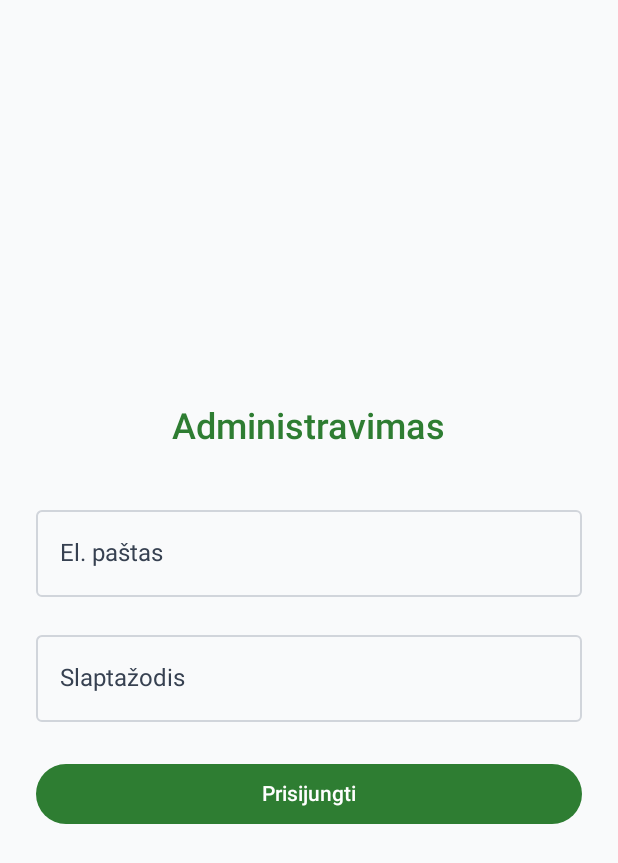
After one commit to TotallyMew/skautaifrontend, an Android app built with Jetpack Compose: the SuperAdminLoginScreen screen opened through its navigation route, on a phone screen of 412 x 824 dp. The commit adds this screen. Shown: the top 863 px of the screen. Run offline under Robolectric (Android 15) with nearby library versions, the light colour scheme and no system bars; our stand-ins replace Dagger/Hilt's generated code.

Commit message:
Superadmin login, dashboard approve/reject

```diff
--- a/app/build.gradle.kts
+++ b/app/build.gradle.kts
@@ -64,6 +64,7 @@ dependencies {
     implementation(libs.lifecycle.viewmodel.compose)
     implementation(libs.datastore.preferences)
     implementation("androidx.compose.material:material-icons-extended")
+    implementation("androidx.lifecycle:lifecycle-runtime-compose:2.10.0")
     // Hilt
     implementation(libs.hilt.android)
     ksp(libs.hilt.compiler)
--- a/app/src/main/AndroidManifest.xml
+++ b/app/src/main/AndroidManifest.xml
@@ -24,6 +24,12 @@
 
                 <category android:name="android.intent.category.LAUNCHER" />
             </intent-filter>
+            <intent-filter>
+                <action android:name="android.intent.action.VIEW" />
+                <category android:name="android.intent.category.DEFAULT" />
+                <category android:name="android.intent.category.BROWSABLE" />
+                <data android:scheme="skautai" android:host="superadmin" />
+            </intent-filter>
         </activity>
     </application>
     <uses-permission android:name="android.permission.INTERNET" />
--- a/app/src/main/java/lt/skautai/android/MainActivity.kt
+++ b/app/src/main/java/lt/skautai/android/MainActivity.kt
@@ -24,20 +24,30 @@ class MainActivity : ComponentActivity() {
     override fun onCreate(savedInstanceState: Bundle?) {
         super.onCreate(savedInstanceState)
         enableEdgeToEdge()
+
+        val isSuperAdminDeepLink = intent?.data?.scheme == "skautai" &&
+                intent?.data?.host == "superadmin"
+
         setContent {
             SkautuInventoriusTheme {
                 val navController = rememberNavController()
                 val token by tokenManager.token.collectAsState(initial = null)
 
                 LaunchedEffect(token) {
-                    if (token != null) {
+                    if (!isSuperAdminDeepLink && token != null) {
                         navController.navigate(NavRoutes.InventoryList.route) {
                             popUpTo(NavRoutes.Login.route) { inclusive = true }
                         }
                     }
                 }
 
-                AppNavGraph(navController = navController)
+                AppNavGraph(
+                    navController = navController,
+                    startDestination = if (isSuperAdminDeepLink)
+                        NavRoutes.SuperAdminLogin.route
+                    else
+                        NavRoutes.Login.route
+                )
             }
         }
     }
--- a/app/src/main/java/lt/skautai/android/data/remote/AuthApiService.kt
+++ b/app/src/main/java/lt/skautai/android/data/remote/AuthApiService.kt
@@ -2,7 +2,10 @@ package lt.skautai.android.data.remote
 
 import retrofit2.Response
 import retrofit2.http.Body
+import retrofit2.http.GET
+import retrofit2.http.Header
 import retrofit2.http.POST
+import retrofit2.http.Path
 
 interface AuthApiService {
 
@@ -14,4 +17,26 @@ interface AuthApiService {
 
     @POST("api/auth/register/invite")
     suspend fun registerWithInvite(@Body request: RegisterWithInviteRequestDto): Response<TokenResponseDto>
+
+    @POST("api/super-admin/login")
+    suspend fun loginSuperAdmin(@Body request: LoginRequestDto): Response<TokenResponseDto>
+
+    @GET("api/super-admin/tuntai")
+    suspend fun getTuntai(
+        @Header("Authorization") token: String
+    ): Response<List<TuntasDto>>
+
+    @POST("api/super-admin/tuntai/{id}/approve")
+    suspend fun approveTuntas(
+        @Header("Authorization") token: String,
+        @Path("id") id: String
+    ): Response<MessageResponseDto>
+
+    @POST("api/super-admin/tuntai/{id}/reject")
+    suspend fun rejectTuntas(
+        @Header("Authorization") token: String,
+        @Path("id") id: String
+    ): Response<MessageResponseDto>
+
+
 }
--- a/app/src/main/java/lt/skautai/android/ui/common/AppNavGraph.kt
+++ b/app/src/main/java/lt/skautai/android/ui/common/AppNavGraph.kt
@@ -9,6 +9,8 @@ import androidx.navigation.navArgument
 import lt.skautai.android.ui.auth.LoginScreen
 import lt.skautai.android.ui.auth.RegisterInviteScreen
 import lt.skautai.android.ui.auth.RegisterScreen
+import lt.skautai.android.ui.superadmin.SuperAdminDashboardScreen
+import lt.skautai.android.ui.superadmin.SuperAdminLoginScreen
 import lt.skautai.android.util.NavRoutes
 
 @Composable
@@ -20,6 +22,16 @@ fun AppNavGraph(
         navController = navController,
         startDestination = startDestination
     ) {
+
+
+        //superadmin
+        composable(NavRoutes.SuperAdminLogin.route) {
+            SuperAdminLoginScreen(navController)
+        }
+        composable(NavRoutes.SuperAdminDashboard.route) {
+            SuperAdminDashboardScreen()
+        }
+
         // Auth
         composable(NavRoutes.Login.route) {
             LoginScreen(navController)
--- /dev/null
+++ b/app/src/main/java/lt/skautai/android/ui/superadmin/SuperAdminLoginScreen.kt
@@ -0,0 +1,117 @@
+package lt.skautai.android.ui.superadmin
+
+import androidx.compose.foundation.layout.Arrangement
+import androidx.compose.foundation.layout.Column
+import androidx.compose.foundation.layout.Spacer
+import androidx.compose.foundation.layout.fillMaxSize
+import androidx.compose.foundation.layout.fillMaxWidth
+import androidx.compose.foundation.layout.height
+import androidx.compose.foundation.layout.imePadding
+import androidx.compose.foundation.layout.padding
+import androidx.compose.foundation.text.KeyboardOptions
+import androidx.compose.material3.Button
+import androidx.compose.material3.CircularProgressIndicator
+import androidx.compose.material3.MaterialTheme
+import androidx.compose.material3.OutlinedTextField
+import androidx.compose.material3.Scaffold
+import androidx.compose.material3.SnackbarHost
+import androidx.compose.material3.SnackbarHostState
+import androidx.compose.material3.Text
+import androidx.compose.runtime.Composable
+import androidx.compose.runtime.LaunchedEffect
+import androidx.compose.runtime.collectAsState
+import androidx.compose.runtime.getValue
+import androidx.compose.runtime.remember
+import androidx.compose.ui.Alignment
+import androidx.compose.ui.Modifier
+import androidx.compose.ui.text.input.KeyboardType
+import androidx.compose.ui.text.input.PasswordVisualTransformation
+import androidx.compose.ui.unit.dp
+import androidx.hilt.navigation.compose.hiltViewModel
+import androidx.navigation.NavController
+import lt.skautai.android.util.NavRoutes
+
+@Composable
+fun SuperAdminLoginScreen(
+    navController: NavController,
+    viewModel: SuperAdminLoginViewModel = hiltViewModel()
+) {
+    val uiState by viewModel.uiState.collectAsState()
+    val snackbarHostState = remember { SnackbarHostState() }
+
+    LaunchedEffect(uiState.isSuccess) {
+        if (uiState.isSuccess) {
+            navController.navigate(NavRoutes.SuperAdminDashboard.route) {
+                popUpTo(NavRoutes.SuperAdminLogin.route) { inclusive = true }
+            }
+        }
+    }
+
+    LaunchedEffect(uiState.error) {
+        uiState.error?.let {
+            snackbarHostState.showSnackbar(it)
+            viewModel.clearError()
+        }
+    }
+
+    Scaffold(
+        snackbarHost = { SnackbarHost(snackbarHostState) }
+    ) { padding ->
+        Column(
+            modifier = Modifier
+                .fillMaxSize()
+                .padding(padding)
+                .padding(horizontal = 24.dp)
+                .imePadding(),
+            verticalArrangement = Arrangement.Center,
+            horizontalAlignment = Alignment.CenterHorizontally
+        ) {
+            Text(
+                text = "Administravimas",
+                style = MaterialTheme.typography.headlineMedium,
+                color = MaterialTheme.colorScheme.primary
+            )
+
+            Spacer(modifier = Modifier.height(32.dp))
+
+            OutlinedTextField(
+                value = uiState.email,
+                onValueChange = viewModel::onEmailChange,
+                label = { Text("El. paštas") },
+                keyboardOptions = KeyboardOptions(keyboardType = KeyboardType.Email),
+                singleLine = true,
+                modifier = Modifier.fillMaxWidth()
+            )
+
+            Spacer(modifier = Modifier.height(16.dp))
+
+            OutlinedTextField(
+                value = uiState.password,
+                onValueChange = viewModel::onPasswordChange,
+                label = { Text("Slaptažodis") },
+                visualTransformation = PasswordVisualTransformation(),
+                keyboardOptions = KeyboardOptions(keyboardType = KeyboardType.Password),
+                singleLine = true,
+                modifier = Modifier.fillMaxWidth()
+            )
+
+            Spacer(modifier = Modifier.height(24.dp))
+
+            Button(
+                onClick = viewModel::login,
+                enabled = !uiState.isLoading,
+                modifier = Modifier.fillMaxWidth()
+            ) {
+                if (uiState.isLoading) {
+                    CircularProgressIndicator(
+                        color = MaterialTheme.colorScheme.onPrimary,
+                        strokeWidth = 2.dp,
+                        modifier = Modifier.height(20.dp)
+                    )
+                } else {
+                    Text("Prisijungti")
+                }
+            }
+        }
+    }
+}
--- /dev/null
+++ b/app/src/main/java/lt/skautai/android/ui/superadmin/SuperAdminViewModel.kt
@@ -0,0 +1,79 @@
+package lt.skautai.android.ui.superadmin
+
+import androidx.lifecycle.ViewModel
+import androidx.lifecycle.viewModelScope
+import dagger.hilt.android.lifecycle.HiltViewModel
+import kotlinx.coroutines.flow.MutableStateFlow
+import kotlinx.coroutines.flow.StateFlow
+import kotlinx.coroutines.flow.asStateFlow
+import kotlinx.coroutines.launch
+import lt.skautai.android.data.remote.AuthApiService
+import lt.skautai.android.data.remote.LoginRequestDto
+import lt.skautai.android.util.TokenManager
+import javax.inject.Inject
+
+data class SuperAdminLoginUiState(
+    val email: String = "",
+    val password: String = "",
+    val isLoading: Boolean = false,
+    val error: String? = null,
+    val isSuccess: Boolean = false
+)
+
+@HiltViewModel
+class SuperAdminLoginViewModel @Inject constructor(
+    private val authApiService: AuthApiService,
+    private val tokenManager: TokenManager
+) : ViewModel() {
+
+    private val _uiState = MutableStateFlow(SuperAdminLoginUiState())
+    val uiState: StateFlow<SuperAdminLoginUiState> = _uiState.asStateFlow()
+
+    fun onEmailChange(value: String) {
+        _uiState.value = _uiState.value.copy(email = value, error = null)
+    }
+
+    fun onPasswordChange(value: String) {
+        _uiState.value = _uiState.value.copy(password = value, error = null)
+    }
+
+    fun login() {
+        val state = _uiState.value
+        if (state.email.isBlank() || state.password.isBlank()) {
+            _uiState.value = state.copy(error = "Užpildykite visus laukus")
+            return
+        }
+
+        viewModelScope.launch {
+            _uiState.value = state.copy(isLoading = true, error = null)
+            try {
+                val response = authApiService.loginSuperAdmin(LoginRequestDto(state.email, state.password))
+                if (response.isSuccessful) {
+                    val body = response.body()!!
+                    tokenManager.saveToken(
+                        token = body.token,
+                        userId = body.userId,
+                        name = body.name,
+                        email = body.email,
+                        type = body.type
+                    )
+                    _uiState.value = _uiState.value.copy(isLoading = false, isSuccess = true)
+                } else {
+                    _uiState.value = _uiState.value.copy(
+                        isLoading = false,
+                        error = "Prisijungimas nepavyko"
+                    )
+                }
+            } catch (e: Exception) {
+                _uiState.value = _uiState.value.copy(
+                    isLoading = false,
+                    error = e.message ?: "Klaida"
+                )
+            }
+        }
+    }
+
+    fun clearError() {
+        _uiState.value = _uiState.value.copy(error = null)
+    }
+}
--- a/app/src/main/java/lt/skautai/android/util/NavRoutes.kt
+++ b/app/src/main/java/lt/skautai/android/util/NavRoutes.kt
@@ -1,6 +1,10 @@
 package lt.skautai.android.util
 
 sealed class NavRoutes(val route: String) {
+
+    //Super-admin
+    object SuperAdminLogin : NavRoutes("super_admin_login")
+    object SuperAdminDashboard : NavRoutes("super_admin_dashboard")
 
     // Auth
     object Login : NavRoutes("login")
```
Also changed, not shown: app/src/main/java/lt/skautai/android/data/remote/AuthDto.kt (+12 -0 lines), app/src/main/java/lt/skautai/android/ui/Theme.kt (+6 -2 lines), app/src/main/java/lt/skautai/android/ui/superadmin/SuperAdminDashboardScreen.kt (added, +194 -0 lines), app/src/main/java/lt/skautai/android/ui/superadmin/SuperAdminDashboardViewModel.kt (added, +99 -0 lines).
